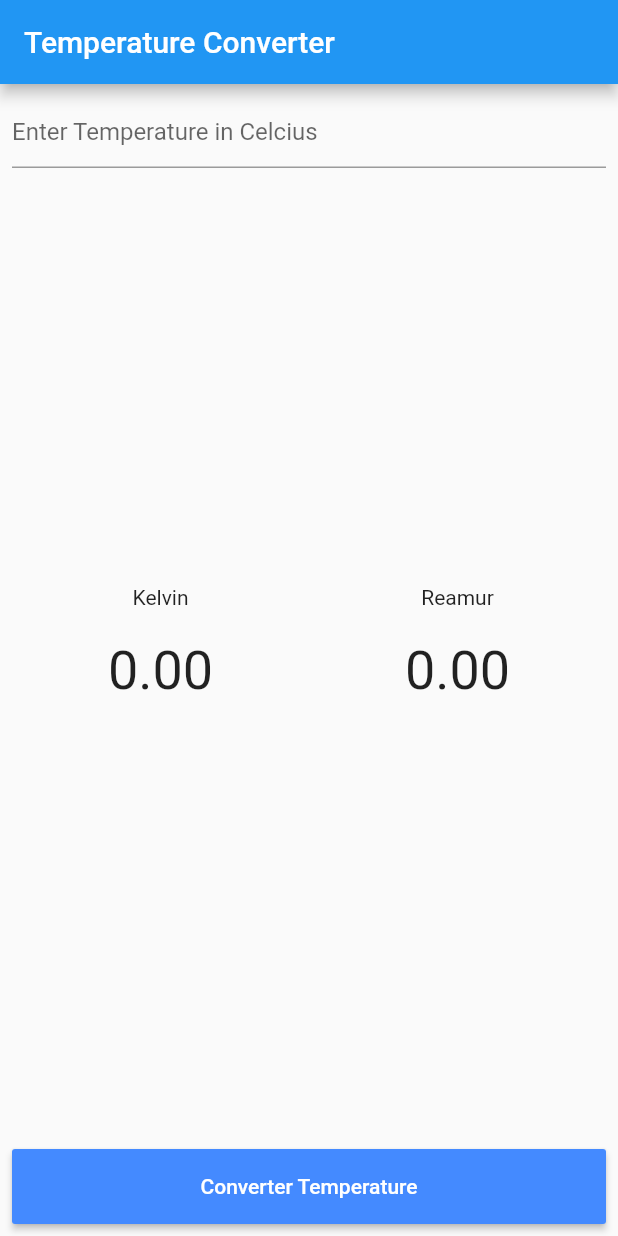
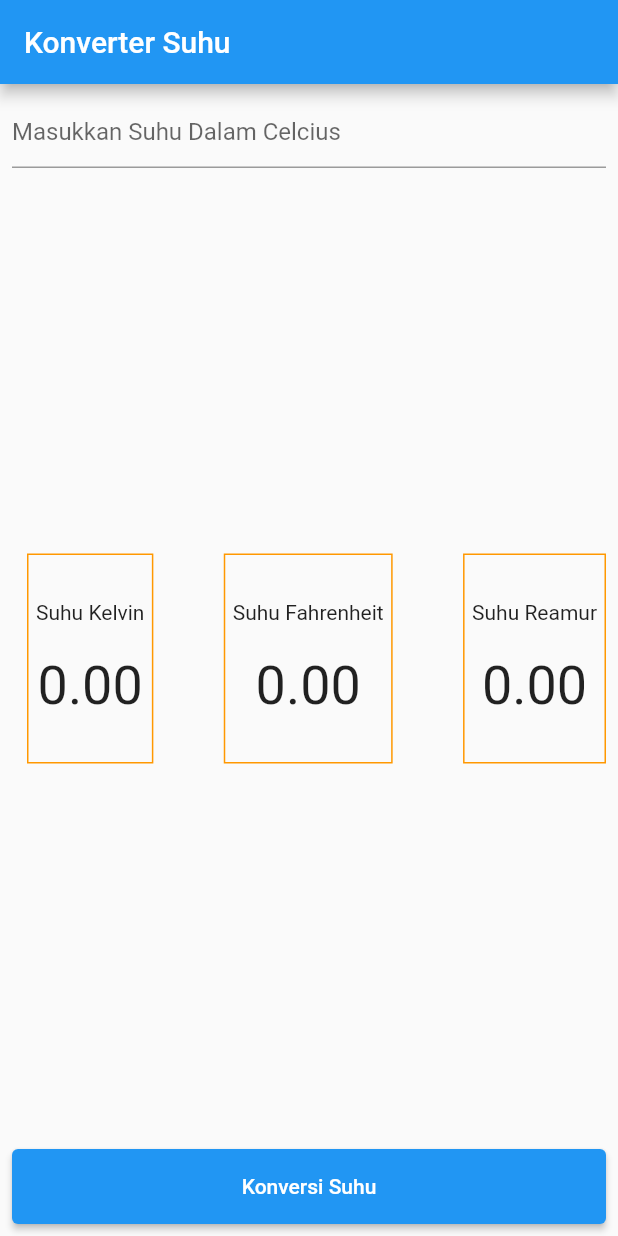
Before and after one commit to Dellarselatuiqrom/flutter_statefull, a Flutter app: the screen it shows after launch, on a phone screen of 412 x 824 dp. Run offline on Flutter 3.47's test engine with Material 2 defaults, Android fonts, the phone set to English and light mode, and no system bars.

Commit message:
ngefix lagi

```diff
--- a/lib/main.dart
+++ b/lib/main.dart
@@ -1,70 +1,84 @@
-import 'package:flutter_statefull/widget/convert.dart';
 import 'package:flutter/material.dart';
 import 'package:flutter_statefull/widget/input.dart';
 import 'package:flutter_statefull/widget/result.dart';
 
 void main() {
-  runApp(MyApp());
+  runApp(const MyApp());
 }
 
 class MyApp extends StatefulWidget {
+  const MyApp({Key? key}) : super(key: key);
+
   @override
-  _MyAppState createState() => _MyAppState();
+  State<MyApp> createState() => _MyAppState();
 }
 
 class _MyAppState extends State<MyApp> {
   // text controller
-  TextEditingController etInput = new TextEditingController();
+  TextEditingController etInput = TextEditingController();
   //variabel berubah
   double _inputUser = 0;
   double _kelvin = 0;
+  double _fahrenheit = 0;
   double _reamur = 0;
+  final _formKey = GlobalKey<FormState>();
 
-  _conversionTemperature() {
+  _konversiSuhu() {
     setState(() {
+      if (_formKey.currentState!.validate()) {
         _inputUser = double.parse(etInput.text);
         _reamur = 4 / 5 * _inputUser;
+        _fahrenheit = 9 / 5 * _inputUser + 32;
         _kelvin = _inputUser + 273;
+      }
     });
   }
 
   @override
   Widget build(BuildContext context) {
     return MaterialApp(
-      title: 'Converter',
+      title: 'Konversi Suhu',
       theme: ThemeData(
         primarySwatch: Colors.blue,
         visualDensity: VisualDensity.adaptivePlatformDensity,
       ),
       home: Scaffold(
         appBar: AppBar(
-          title: Text("Temperature Converter"),
+          title: const Text("Konverter Suhu"),
         ),
         body: Container(
-          margin: EdgeInsets.all(8),
+          margin: const EdgeInsets.all(8),
           child: Column(
-            crossAxisAlignment: CrossAxisAlignment.start,
             mainAxisAlignment: MainAxisAlignment.spaceBetween,
-            mainAxisSize: MainAxisSize.max,
-            children: [
-              Input(etInput: etInput),
-              Container(
-                margin: EdgeInsets.only(top: 20, bottom: 20),
-                child: Row(
-                  mainAxisAlignment: MainAxisAlignment.spaceAround,
+            children: <Widget>[
+              Form(
+                key: _formKey,
+                child: Input(etInput: etInput),
+              ),
+              Row(
+                mainAxisAlignment: MainAxisAlignment.spaceBetween,
                 children: [
                   Result(
                     result: _kelvin,
-                      name: "Kelvin",
+                    name: "Suhu Kelvin",
+                  ),
+                  Result(
+                    result: _fahrenheit,
+                    name: "Suhu Fahrenheit",
                   ),
                   Result(
                     result: _reamur,
-                      name: "Reamur",
+                    name: "Suhu Reamur",
                   ),
                 ],
               ),
+              ElevatedButton(
+                style: ElevatedButton.styleFrom(
+                  minimumSize: const Size(double.infinity, 50),
                 ),
-              Convert(convertHandler: _conversionTemperature),
+                onPressed: _konversiSuhu,
+                child: const Text('Konversi Suhu'),
+              ),
             ],
           ),
         ),
--- a/lib/widget/convert.dart
+++ /dev/null
@@ -1,21 +0,0 @@
-import 'package:flutter/material.dart';
-
-class Convert extends StatelessWidget {
-  final Function convertHandler;
-
-  Convert({Key key, @required this.convertHandler});
-
-  @override
-  Widget build(BuildContext context) {
-    return Container(
-      width: double.infinity,
-      height: 50,
-      child: RaisedButton(
-        onPressed: convertHandler,
-        color: Colors.blueAccent,
-        textColor: Colors.white,
-        child: Text("Converter Temperature"),
-      ),
-    );
-  }
-}
--- a/lib/widget/input.dart
+++ b/lib/widget/input.dart
@@ -3,8 +3,8 @@ import 'package:flutter/services.dart';
 
 class Input extends StatelessWidget {
   const Input({
-    Key key,
-    @required this.etInput,
+    Key? key,
+    required this.etInput,
   }) : super(key: key);
 
   final TextEditingController etInput;
@@ -12,10 +12,20 @@ class Input extends StatelessWidget {
   @override
   Widget build(BuildContext context) {
     return TextFormField(
-      decoration: InputDecoration(hintText: "Enter Temperature in Celcius"),
-      inputFormatters: [FilteringTextInputFormatter.digitsOnly],
       controller: etInput,
+      validator: (value) {
+        if (value == null || value.isEmpty) {
+          return 'Silahkan masukkan suhu dalam celcius';
+        }
+        return null;
+      },
+      decoration: const InputDecoration(
+        hintText: 'Masukkan Suhu Dalam Celcius',
+      ),
       keyboardType: TextInputType.number,
+      inputFormatters: <TextInputFormatter>[
+        FilteringTextInputFormatter.digitsOnly
+      ],
     );
   }
 }
--- a/lib/widget/result.dart
+++ b/lib/widget/result.dart
@@ -1,31 +1,36 @@
 import 'package:flutter/material.dart';
 
 class Result extends StatelessWidget {
-  const Result({Key key, @required double result, @required String name})
-      : _result = result,
+  const Result({Key? key, required double result, required String name})
+      : _suhu = result,
         _name = name,
         super(key: key);
 
-  final double _result;
+  final double _suhu;
   final String _name;
 
   @override
   Widget build(BuildContext context) {
-    return Expanded(
-      child: Column(
-        children: [
-          Text(_name),
-          Container(
-            margin: EdgeInsets.only(top: 20, bottom: 20),
-            child: Expanded(
-              child: Text(
-                _result.toStringAsFixed(2),
-                style: TextStyle(fontSize: 36),
-              ),
-            ),
+    return Column(
+      // ignore: prefer_const_literals_to_create_immutables
+      children: [
+        Container(
+          margin: const EdgeInsets.only(left: 10),
+          padding: const EdgeInsets.fromLTRB(5, 30, 5, 30),
+          decoration: BoxDecoration(border: Border.all(color: Colors.orange)),
+          child: Column(
+            crossAxisAlignment: CrossAxisAlignment.center,
+            children: [
+              Text(_name),
+              const Padding(padding: EdgeInsets.only(bottom: 20)),
+              Text(
+                _suhu.toStringAsFixed(2),
+                style: const TextStyle(fontSize: 36),
+              )
+            ],
           ),
-        ],
-      ),
+        ),
+      ],
     );
   }
 }
```
Also changed, not shown: pubspec.yaml (+16 -3 lines), pubspec.lock, 1 other file. Lines whose indentation alone changed are shown as unchanged.
